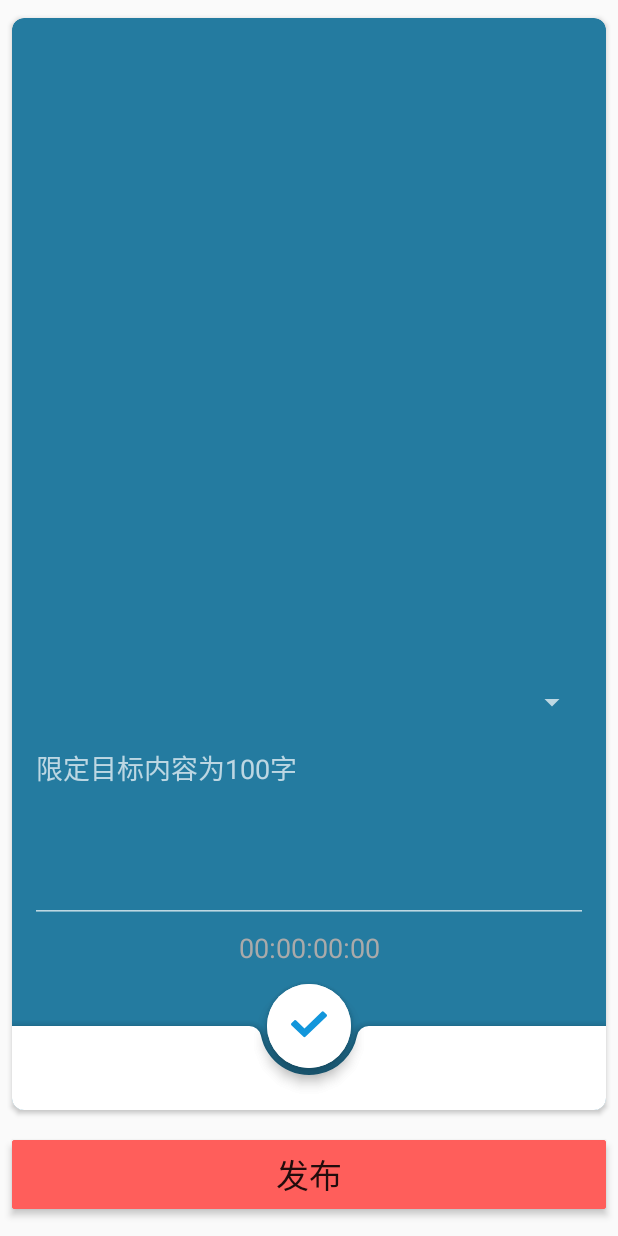
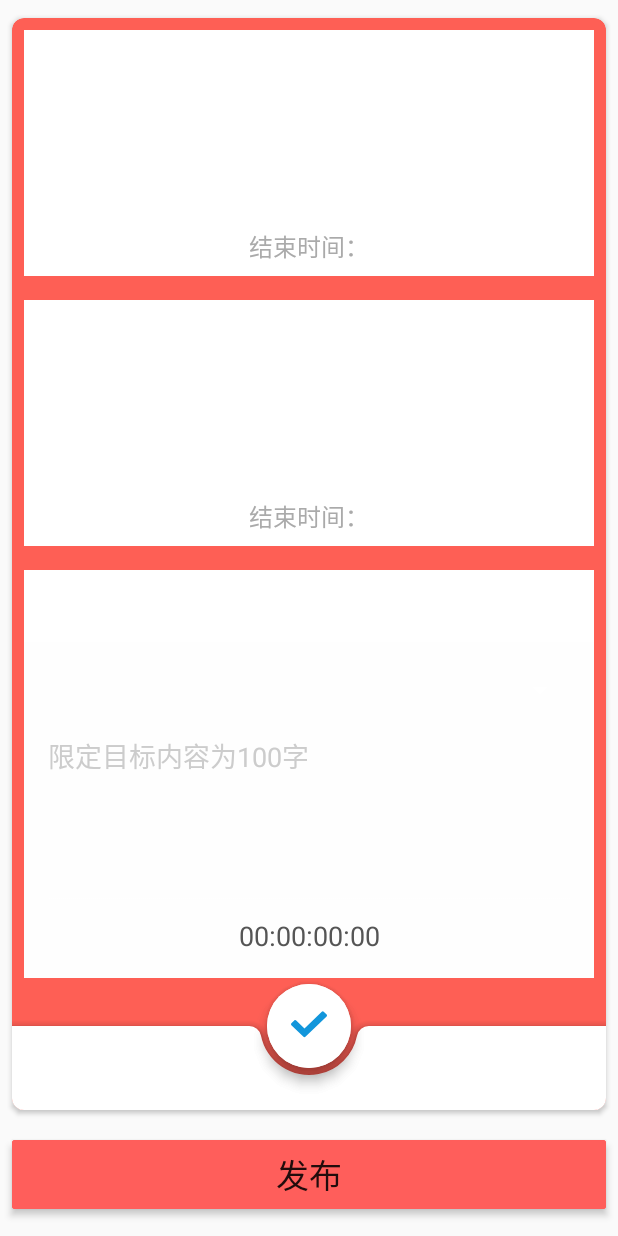
Before and after one commit to cnsource/SmallTargetByUxTeam, an Android app: the layout activity_formulation_targets_page.xml on its own in the app's theme, with its tools: preview values and no code run, on a phone screen of 412 x 824 dp. Run offline under Robolectric (Android 15) with nearby library versions, the phone set to English and light mode, and no system bars.

Commit message:
目标制作、发布与显示

```diff
--- a/app/src/main/java/com/uxteam/starget/formulation_targets/FTPRecVH.java
+++ b/app/src/main/java/com/uxteam/starget/formulation_targets/FTPRecVH.java
@@ -13,12 +13,12 @@ import com.uxteam.starget.R;
 
 public class FTPRecVH extends RecyclerView.ViewHolder {
     public TextView endTime;
-    public EditText targetContent;
+    public TextView targetcontent;
     public Spinner supervisor;
     public FTPRecVH(@NonNull View itemView) {
         super(itemView);
-        supervisor= itemView.findViewById(R.id.supervisor_list);
-        targetContent= itemView.findViewById(R.id.ftp_targetContent);
+        supervisor= itemView.findViewById(R.id.target_supervisor);
+        targetcontent= itemView.findViewById(R.id.target_content);
         endTime= itemView.findViewById(R.id.endtime);
     }
 }
--- a/app/src/main/java/com/uxteam/starget/formulation_targets/SuperListAdt.java
+++ b/app/src/main/java/com/uxteam/starget/formulation_targets/SuperListAdt.java
@@ -10,7 +10,7 @@ import com.uxteam.starget.bmob_sys_pkg.User;
 
 import java.util.List;
 
-public class SuperListAdt extends BaseAdapter {
+public class SuperListAdt extends BaseAdapter{
     private Context context;
     private List<User> users;
 
@@ -45,4 +45,5 @@ public class SuperListAdt extends BaseAdapter {
             v.setText(users.get(i).getUsername());
         return v;
     }
+
 }
--- a/app/src/main/java/com/uxteam/starget/self_page/SelfPagePresenter.java
+++ b/app/src/main/java/com/uxteam/starget/self_page/SelfPagePresenter.java
@@ -49,7 +49,7 @@ public class SelfPagePresenter {
         return selfPageRecAdt;
     }
     private String getUserName(){
-        if (!TextUtils.isEmpty(BmobUser.getCurrentUser(User.class).getNickName())){
+        if (TextUtils.isEmpty(BmobUser.getCurrentUser(User.class).getNickName())){
             return "设置昵称";
         }
         return BmobUser.getCurrentUser(User.class).getNickName();
--- a/app/src/main/res/layout/activity_formulation_targets_page.xml
+++ b/app/src/main/res/layout/activity_formulation_targets_page.xml
@@ -16,7 +16,7 @@
         android:layout_marginTop="12dp"
         android:layout_marginRight="8dp"
         android:layout_weight="1"
-        app:cardBackgroundColor="#247BA0"
+        app:cardBackgroundColor="#FE5F55"
         app:cardCornerRadius="8dp">
 
         <androidx.coordinatorlayout.widget.CoordinatorLayout
@@ -32,6 +32,7 @@
                 app:layout_anchorGravity="top">
 
                 <androidx.recyclerview.widget.RecyclerView
+                    tools:listitem="@layout/formulation_target_item"
                     android:id="@+id/ftp_rec_targets"
                     android:layout_width="match_parent"
                     android:layout_height="match_parent"
@@ -40,6 +41,7 @@
                 </androidx.recyclerview.widget.RecyclerView>
 
                 <include
+                    android:layout_margin="8dp"
                     layout="@layout/formulation_target_editview"
                     android:layout_width="match_parent"
                     android:layout_height="wrap_content"
--- a/app/src/main/res/layout/formulation_target_editview.xml
+++ b/app/src/main/res/layout/formulation_target_editview.xml
@@ -4,6 +4,7 @@
     android:layout_height="200dp"
     android:id="@+id/input_view"
     android:padding="12dp"
+    android:background="#fefefe"
     android:orientation="vertical">
     <RelativeLayout
         android:layout_width="match_parent"
@@ -14,9 +15,11 @@
            android:layout_height="40dp">
        </Spinner>
         <EditText
+            android:textColorHint="#ccc"
             android:hint="限定目标内容为100字"
             android:gravity="top|left"
             android:maxLength="150"
+            android:textColor="#000"
             android:id="@+id/ftp_targetContent"
             android:layout_below="@id/supervisor_list"
             android:layout_above="@id/endtime"
@@ -30,7 +33,7 @@
             android:layout_height="wrap_content"
             android:text="00:00:00:00"
             android:gravity="center"
-            android:textColor="#aaa"
+            android:textColor="#555"
             android:textSize="18sp"
             />
     </RelativeLayout>
--- /dev/null
+++ b/app/src/main/res/layout/formulation_target_item.xml
@@ -0,0 +1,32 @@
+<?xml version="1.0" encoding="utf-8"?>
+<LinearLayout xmlns:android="http://schemas.android.com/apk/res/android"
+    android:layout_width="match_parent"
+    android:layout_height="164dp"
+    android:background="#fff"
+    android:layout_margin="8dp"
+    android:orientation="vertical">
+    <Spinner
+        android:id="@+id/target_supervisor"
+        android:layout_width="match_parent"
+        android:layout_height="40dp">
+    </Spinner>
+    <TextView
+        android:padding="4dp"
+        android:textColor="#000"
+        android:ellipsize="end"
+        android:id="@+id/target_content"
+        android:layout_above="@id/endtime"
+        android:layout_width="match_parent"
+        android:layout_height="88dp" />
+    <TextView
+        android:id="@+id/endtime"
+        android:layout_alignParentBottom="true"
+        android:padding="4dp"
+        android:layout_width="match_parent"
+        android:layout_height="wrap_content"
+        android:text="结束时间："
+        android:gravity="center"
+        android:textColor="#aaa"
+        android:textSize="16sp"
+        />
+</LinearLayout>
```
Also changed, not shown: app/src/main/java/com/uxteam/starget/bmob_sys_pkg/Target.java (+9 -0 lines), app/src/main/java/com/uxteam/starget/bmob_sys_pkg/User.java (+19 -0 lines), app/src/main/java/com/uxteam/starget/formulation_targets/FTPPresenter.java (+28 -2 lines), app/src/main/java/com/uxteam/starget/formulation_targets/FTPRecAdt.java (+24 -4 lines), app/src/main/java/com/uxteam/starget/formulation_targets/FormulationTargetsPage.java (+7 -0 lines), app/src/main/java/com/uxteam/starget/plan_page/PlanPagePresenter.java (+1 -16 lines), app/src/main/java/com/uxteam/starget/plan_page/PlanPageRecAdt.java (+9 -6 lines).
